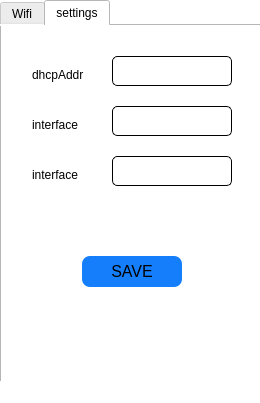
First picture: the form in mainwindow.ui, repository YinboWu/WifiAssist, before the edit.
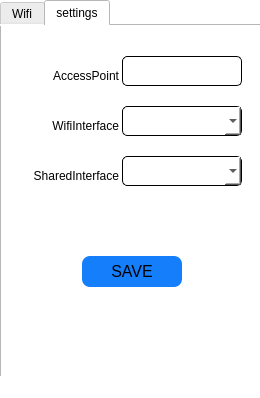
Second picture: the form after the edit. The open tabs and pages were chosen to show the change. Icons and pictures are not drawn.

The edit to the form file:
```diff
--- a/mainwindow.ui
+++ b/mainwindow.ui
@@ -7,7 +7,7 @@
     <x>0</x>
     <y>0</y>
     <width>260</width>
-    <height>403</height>
+    <height>398</height>
    </rect>
   </property>
   <property name="minimumSize">
@@ -311,7 +311,7 @@
       </property>
       <property name="geometry">
        <rect>
-        <x>110</x>
+        <x>120</x>
         <y>30</y>
         <width>120</width>
         <height>30</height>
@@ -337,14 +337,17 @@
      <widget class="QLabel" name="label_ap">
       <property name="geometry">
        <rect>
-        <x>30</x>
+        <x>6</x>
         <y>40</y>
-        <width>67</width>
-        <height>17</height>
+        <width>111</width>
+        <height>20</height>
        </rect>
       </property>
       <property name="text">
-       <string>dhcpAddr</string>
+       <string>AccessPoint</string>
+      </property>
+      <property name="alignment">
+       <set>Qt::AlignRight|Qt::AlignTrailing|Qt::AlignVCenter</set>
       </property>
      </widget>
      <widget class="QPushButton" name="pushButton_save">
@@ -374,88 +377,66 @@
        <string>SAVE</string>
       </property>
      </widget>
+     <widget class="QLabel" name="label_createdinterface">
+      <property name="geometry">
+       <rect>
+        <x>6</x>
+        <y>90</y>
+        <width>111</width>
+        <height>20</height>
+       </rect>
+      </property>
+      <property name="text">
+       <string>WifiInterface</string>
+      </property>
+      <property name="alignment">
+       <set>Qt::AlignRight|Qt::AlignTrailing|Qt::AlignVCenter</set>
+      </property>
+     </widget>
      <widget class="QLabel" name="label_shareinterface">
       <property name="geometry">
        <rect>
-        <x>30</x>
-        <y>90</y>
-        <width>67</width>
-        <height>17</height>
+        <x>6</x>
+        <y>140</y>
+        <width>111</width>
+        <height>20</height>
        </rect>
       </property>
       <property name="text">
-       <string>interface</string>
+       <string>SharedInterface</string>
+      </property>
+      <property name="alignment">
+       <set>Qt::AlignRight|Qt::AlignTrailing|Qt::AlignVCenter</set>
       </property>
      </widget>
-     <widget class="QLineEdit" name="lineEdit_shareinterface">
-      <property name="enabled">
-       <bool>true</bool>
-      </property>
+     <widget class="QComboBox" name="comboBox_createdinterface">
       <property name="geometry">
        <rect>
-        <x>110</x>
+        <x>120</x>
         <y>80</y>
         <width>120</width>
         <height>30</height>
        </rect>
       </property>
-      <property name="font">
-       <font>
-        <pointsize>9</pointsize>
-       </font>
-      </property>
-      <property name="focusPolicy">
-       <enum>Qt::ClickFocus</enum>
-      </property>
       <property name="styleSheet">
        <string notr="true">border: 1.0px solid #000000;
 border-radius: 5px;
 padding: 1px 2px 1px 2px;</string>
       </property>
-      <property name="readOnly">
-       <bool>false</bool>
-      </property>
      </widget>
-     <widget class="QLineEdit" name="lineEdit_createdinterface">
-      <property name="enabled">
-       <bool>true</bool>
-      </property>
+     <widget class="QComboBox" name="comboBox_shareinterface">
       <property name="geometry">
        <rect>
-        <x>110</x>
+        <x>120</x>
         <y>130</y>
         <width>120</width>
         <height>30</height>
        </rect>
       </property>
-      <property name="font">
-       <font>
-        <pointsize>9</pointsize>
-       </font>
-      </property>
-      <property name="focusPolicy">
-       <enum>Qt::ClickFocus</enum>
-      </property>
       <property name="styleSheet">
        <string notr="true">border: 1.0px solid #000000;
 border-radius: 5px;
 padding: 1px 2px 1px 2px;</string>
-      </property>
-      <property name="readOnly">
-       <bool>false</bool>
-      </property>
-     </widget>
-     <widget class="QLabel" name="label_createdinterface">
-      <property name="geometry">
-       <rect>
-        <x>30</x>
-        <y>140</y>
-        <width>67</width>
-        <height>17</height>
-       </rect>
-      </property>
-      <property name="text">
-       <string>interface</string>
       </property>
      </widget>
     </widget>
```
Left out of the diff: 2 changed lines with no effect on the pictures.
